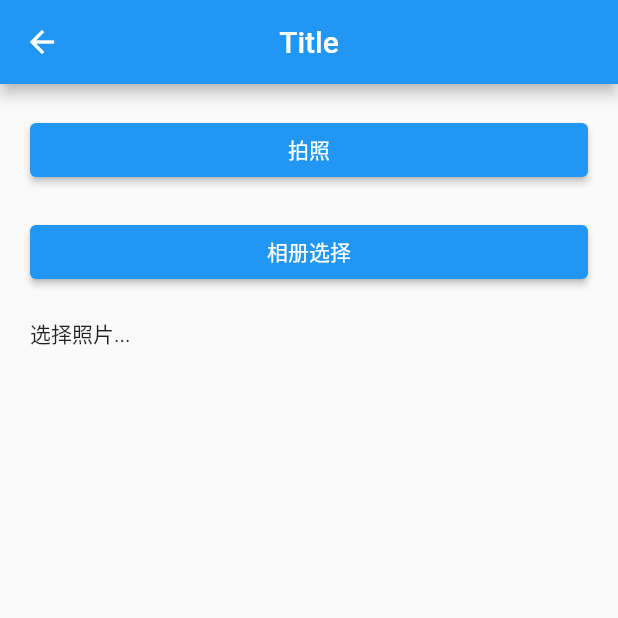
After one commit to imnfeng/nfeng-flutter-demo, a Flutter app: the screen it shows after launch, after a tap on "拍照 相册选择图片", on a phone screen of 412 x 824 dp, the top half of it. The commit adds this screen. Run offline on Flutter 3.47's test engine with Material 2 defaults, Android fonts, the phone set to English and light mode, and no system bars; our stand-ins replace chewie, connectivity_plus, device_info_plus, dio, flutter_html, fluttertoast and 3 more; network calls fail.

Commit message:
feat: ImagePicker

```diff
--- /dev/null
+++ b/lib/pages/device/imagePicker.dart
@@ -0,0 +1,78 @@
+import 'dart:io';
+
+import 'package:flutter/material.dart';
+import 'package:image_picker/image_picker.dart';
+
+class ImagePickerPage extends StatefulWidget {
+  const ImagePickerPage({super.key});
+
+  @override
+  State<ImagePickerPage> createState() => _ImagePickerPageState();
+}
+
+class _ImagePickerPageState extends State<ImagePickerPage> {
+  final ImagePicker _picker = ImagePicker();
+  XFile? _pickedFile;
+  //拍照
+  _pickerCamera() async {
+    XFile? pickedFile = await _picker.pickImage(
+      source: ImageSource.camera,
+      maxWidth: 800,
+      maxHeight: 800,
+    );
+    if (pickedFile != null) {
+      print(pickedFile.path);
+      setState(() {
+        _pickedFile = pickedFile;
+      });
+    }
+  }
+
+  //相册选择
+  _pickerGallery() async {
+    XFile? pickedFile = await _picker.pickImage(
+      source: ImageSource.gallery,
+      maxWidth: 800,
+      maxHeight: 800,
+    );
+    if (pickedFile != null) {
+      print(pickedFile.path);
+      setState(() {
+        _pickedFile = pickedFile;
+      });
+    }
+  }
+
+  @override
+  Widget build(BuildContext context) {
+    return Scaffold(
+      appBar: AppBar(
+        title: const Text('Title'),
+      ),
+      body: Center(
+        child: ListView(
+          padding: const EdgeInsets.all(20),
+          children: [
+            ElevatedButton(
+              onPressed: _pickerCamera,
+              child: const Text("拍照"),
+            ),
+            const SizedBox(
+              height: 20,
+            ),
+            ElevatedButton(
+              onPressed: _pickerGallery,
+              child: const Text("相册选择"),
+            ),
+            const SizedBox(
+              height: 20,
+            ),
+            _pickedFile == null
+                ? const Text("选择照片...")
+                : Image.file(File(_pickedFile!.path)), // 引入dart:io库
+          ],
+        ),
+      ),
+    );
+  }
+}
--- a/lib/pages/device/tab.dart
+++ b/lib/pages/device/tab.dart
@@ -54,6 +54,20 @@ class _TabDevicePageState extends State<TabDevicePage> {
                 child: const Text("chewie播放视频"),
               ),
               const SizedBox(height: 20),
+              ElevatedButton(
+                onPressed: () {
+                  Navigator.pushNamed(context, "/imagePicker");
+                },
+                child: const Text("拍照 相册选择图片"),
+              ),
+              const SizedBox(height: 20),
+              ElevatedButton(
+                onPressed: () {
+                  Navigator.pushNamed(context, "/videoPicker");
+                },
+                child: const Text("录制视频 相册选择视频"),
+              ),
+              const SizedBox(height: 20),
             ],
           ),
         ),
--- a/lib/routers/routers.dart
+++ b/lib/routers/routers.dart
@@ -45,6 +45,8 @@ import '../pages/device/network.dart';
 import '../pages/device/urlLauncher.dart';
 import '../pages/device/video.dart';
 import '../pages/device/chewieVideo.dart';
+import '../pages/device/videoPicker.dart';
+import '../pages/device/imagePicker.dart';
 
 Map routes = {
   "/": (context) => const Tabs(),
@@ -94,7 +96,9 @@ Map routes = {
   "/network": (context) => const NetworkPage(),
   "/urlLauncher": (context) => const UrlLauncherPage(),
   "/video": (context) => const VideoPage(),
-  "/chewieVideo": (context) => const ChewieVideo()
+  "/chewieVideo": (context) => const ChewieVideo(),
+  "/videoPicker": (context) => const VideoPickerPage(),
+  "/imagePicker": (context) => const ImagePickerPage(),
 };
 
 var onGenerateRoute = (RouteSettings settings) {
--- a/pubspec.yaml
+++ b/pubspec.yaml
@@ -41,12 +41,13 @@ dependencies:
   photo_view: ^0.14.0
   dio: ^5.0.0
   flutter_html: ^3.0.0-alpha.6
-  # flutter_inappwebview: ^5.7.2+3
+  # flutter_inappwebview: ^5.4.3+7
   device_info_plus: ^8.1.0
   connectivity_plus: ^3.0.3
   url_launcher: ^6.1.10
   video_player: ^2.5.2
   chewie: ^1.4.0
+  image_picker: ^0.8.5+3
 
 dev_dependencies:
   flutter_test:
```
Also changed, not shown: lib/pages/device/videoPicker.dart (added, +106 -0 lines), pubspec.lock, 4 other files.
